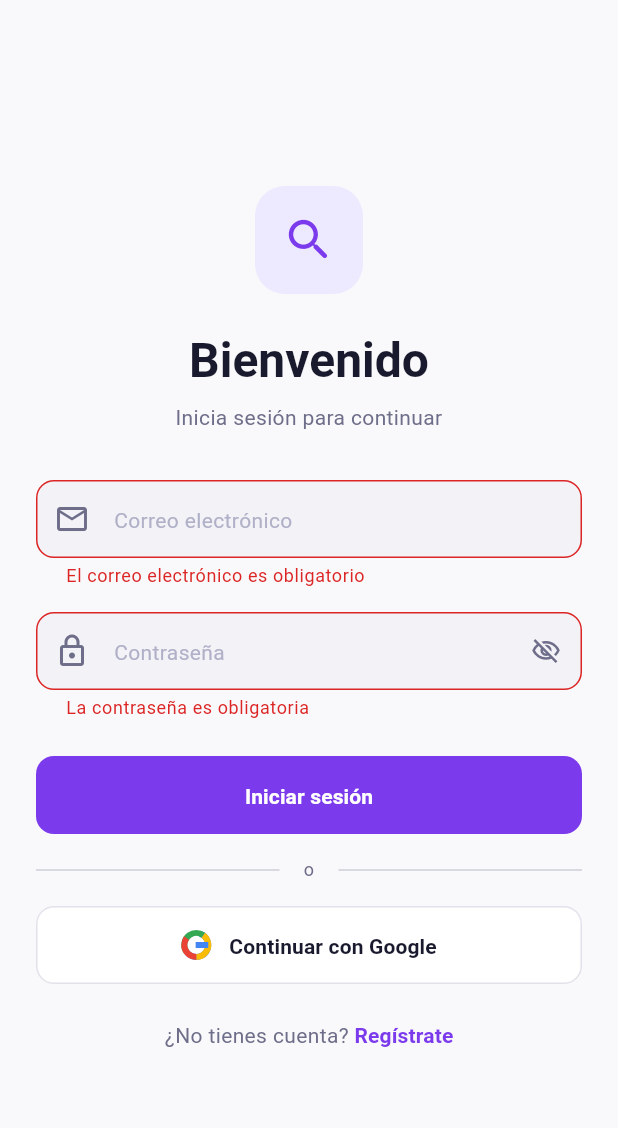
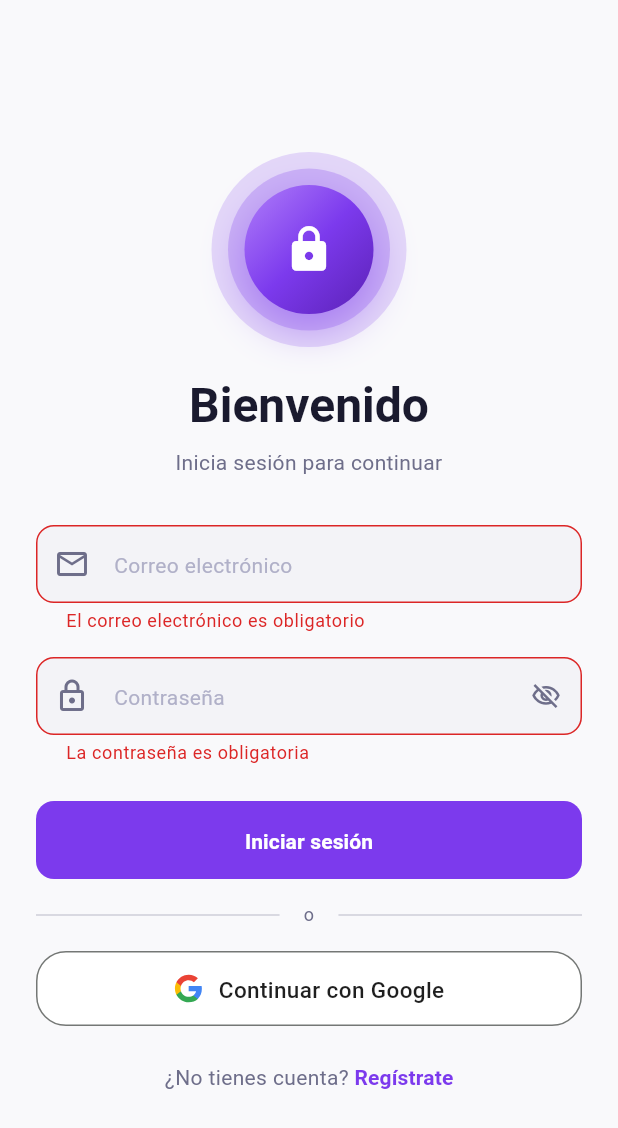
Before and after one commit to noahgrana09-source/clean-auth-kit, a Flutter app: the screen it shows after launch, after a tap on "Iniciar sesión", on a phone screen of 412 x 824 dp. Shown: the top 1128 px of the screen. Run offline on Flutter 3.47's test engine with Material 3 defaults, Android fonts, the phone set to English and light mode, and no system bars; our stand-ins replace dartz, firebase_auth, firebase_core, flutter_riverpod, flutter_svg, freezed_annotation and 1 more; accounts and stored records are empty.

Commit message:
Fix auth bugs, add animated lock illustration and official Google sign-in button
- Fixed main auth bugs blocking login and registration flows
- Added animated lock illustration (float + glow pulse) to auth screens via auth_illustration.dart
- Replaced custom Google button with official branding using flutter_svg and embedded Google G SVG
- Removed flutter_signin_button (incompatible with font_awesome_flutter v11)
- Strengthened password validation in register screen (uppercase, digit, special char)
- Minor refactors in usecase.dart and app_text_styles.dart

Co-Authored-By: Claude Sonnet 4.6 <noreply@anthropic.com>

````diff
--- a/lib/core/theme/app_text_styles.dart
+++ b/lib/core/theme/app_text_styles.dart
@@ -27,7 +27,7 @@ abstract final class AppTextStyles {
 
   // ── Headline ─────────────────────────────────────────────────────────────
 
-  /// Titular principal de pantallas de auth.
+  /// Titular principal.
   static const TextStyle headlineLarge = TextStyle(
     fontSize: 32,
     fontWeight: FontWeight.w700,
--- a/lib/core/usecases/usecase.dart
+++ b/lib/core/usecases/usecase.dart
@@ -22,12 +22,12 @@ import '../error/failures.dart';
 ///   }
 /// }
 /// ```
-abstract class UseCase<Type, Params> {
+abstract class UseCase<T, Params> {
   /// Ejecuta el caso de uso con los [params] dados.
   ///
   /// Retorna [Right] con el resultado si la operación fue exitosa,
   /// o [Left] con un [Failure] descriptivo si falló.
-  Future<Either<Failure, Type>> call(Params params);
+  Future<Either<Failure, T>> call(Params params);
 }
 
 /// Contrato base para casos de uso que retornan un [Stream].
@@ -41,9 +41,9 @@ abstract class UseCase<Type, Params> {
 ///   Stream<UserEntity?> call(NoParams params) => _repository.watchAuthState();
 /// }
 /// ```
-abstract class StreamUseCase<Type, Params> {
-  /// Retorna un [Stream] del tipo [Type] en función de [params].
-  Stream<Type> call(Params params);
+abstract class StreamUseCase<T, Params> {
+  /// Retorna un [Stream] del tipo [T] en función de [params].
+  Stream<T> call(Params params);
 }
 
 /// Parámetros vacíos para casos de uso que no requieren entrada.
--- a/lib/features/auth/presentation/screens/register_screen.dart
+++ b/lib/features/auth/presentation/screens/register_screen.dart
@@ -65,13 +65,23 @@ class _RegisterScreenState extends ConsumerState<RegisterScreen> {
     return null;
   }
 
-  /// Valida que la contraseña tenga al menos 6 caracteres.
+  /// Valida que la contraseña cumpla los requisitos de seguridad:
+  /// mínimo 8 caracteres, una mayúscula, un número y un carácter especial.
   String? _validatePassword(String? value) {
     if (value == null || value.isEmpty) {
       return 'La contraseña es obligatoria';
     }
-    if (value.length < 6) {
-      return 'La contraseña debe tener al menos 6 caracteres';
+    if (value.length < 8) {
+      return 'Mínimo 8 caracteres';
+    }
+    if (!RegExp(r'[A-Z]').hasMatch(value)) {
+      return 'Debe contener al menos una mayúscula';
+    }
+    if (!RegExp(r'[0-9]').hasMatch(value)) {
+      return 'Debe contener al menos un número';
+    }
+    if (!RegExp(r"[!@#$%^&*()\-_=+\[\]{};:,.<>?/\\|~]").hasMatch(value)) {
+      return 'Debe contener al menos un carácter especial';
     }
     return null;
   }
--- a/lib/features/auth/presentation/widgets/auth_header.dart
+++ b/lib/features/auth/presentation/widgets/auth_header.dart
@@ -1,43 +1,24 @@
 import 'package:flutter/material.dart';
 
-import '../../../../core/theme/app_colors.dart';
 import '../../../../core/theme/app_text_styles.dart';
+import 'auth_illustration.dart';
 
 /// Header reutilizable para las pantallas de autenticación.
 ///
-/// Muestra un ícono de la app con el color de marca, un título principal
-/// y un subtítulo descriptivo. Pensado para colocarse en la parte
-/// superior de [LoginScreen] y [RegisterScreen].
+/// Muestra la ilustración animada de auth, un título principal
+/// y un subtítulo descriptivo.
 class AuthHeader extends StatelessWidget {
-  /// Título principal (ej. "Bienvenido").
   final String title;
-
-  /// Subtítulo descriptivo (ej. "Inicia sesión para continuar").
   final String subtitle;
 
-  /// Crea un [AuthHeader] con título y subtítulo.
   const AuthHeader({super.key, required this.title, required this.subtitle});
 
   @override
   Widget build(BuildContext context) {
     return Column(
       children: [
-        // Ícono de la app
-        Container(
-          width: 72,
-          height: 72,
-          decoration: BoxDecoration(
-            color: AppColors.brandLight,
-            borderRadius: BorderRadius.circular(20),
-          ),
-          child: const Icon(
-            Icons.search_rounded,
-            size: 36,
-            color: AppColors.brand,
-          ),
-        ),
+        const AuthIllustration(),
         const SizedBox(height: 24),
-        // Título
         Text(
           title,
           style: AppTextStyles.headlineLarge.copyWith(
@@ -46,7 +27,6 @@ class AuthHeader extends StatelessWidget {
           textAlign: TextAlign.center,
         ),
         const SizedBox(height: 8),
-        // Subtítulo
         Text(
           subtitle,
           style: AppTextStyles.bodyMedium.copyWith(
--- /dev/null
+++ b/lib/features/auth/presentation/widgets/auth_illustration.dart
@@ -0,0 +1,125 @@
+import 'package:flutter/material.dart';
+
+import '../../../../core/theme/app_colors.dart';
+
+/// Ilustración animada para las pantallas de autenticación.
+///
+/// Muestra un candado sobre un gradiente circular con efecto de flotación
+/// y anillos pulsantes. Diseño minimalista acorde a la paleta brand.
+class AuthIllustration extends StatefulWidget {
+  const AuthIllustration({super.key});
+
+  @override
+  State<AuthIllustration> createState() => _AuthIllustrationState();
+}
+
+class _AuthIllustrationState extends State<AuthIllustration>
+    with TickerProviderStateMixin {
+  late final AnimationController _floatController;
+  late final AnimationController _glowController;
+  late final Animation<double> _floatAnim;
+  late final Animation<double> _glowAnim;
+
+  @override
+  void initState() {
+    super.initState();
+
+    _floatController = AnimationController(
+      vsync: this,
+      duration: const Duration(milliseconds: 2800),
+    )..repeat(reverse: true);
+
+    _glowController = AnimationController(
+      vsync: this,
+      duration: const Duration(milliseconds: 1800),
+    )..repeat(reverse: true);
+
+    _floatAnim = Tween<double>(begin: -7, end: 7).animate(
+      CurvedAnimation(parent: _floatController, curve: Curves.easeInOut),
+    );
+
+    _glowAnim = Tween<double>(begin: 0.0, end: 1.0).animate(
+      CurvedAnimation(parent: _glowController, curve: Curves.easeInOut),
+    );
+  }
+
+  @override
+  void dispose() {
+    _floatController.dispose();
+    _glowController.dispose();
+    super.dispose();
+  }
+
+  @override
+  Widget build(BuildContext context) {
+    final isDark = Theme.of(context).brightness == Brightness.dark;
+
+    return AnimatedBuilder(
+      animation: Listenable.merge([_floatAnim, _glowAnim]),
+      builder: (context, _) {
+        final glowOpacity = isDark
+            ? _glowAnim.value * 0.35
+            : _glowAnim.value * 0.18;
+
+        return Transform.translate(
+          offset: Offset(0, _floatAnim.value),
+          child: SizedBox(
+            width: 130,
+            height: 130,
+            child: Stack(
+              alignment: Alignment.center,
+              children: [
+                // Anillo exterior pulsante
+                Container(
+                  width: 130,
+                  height: 130,
+                  decoration: BoxDecoration(
+                    shape: BoxShape.circle,
+                    color: AppColors.brand.withValues(alpha: glowOpacity),
+                  ),
+                ),
+                // Anillo intermedio
+                Container(
+                  width: 108,
+                  height: 108,
+                  decoration: BoxDecoration(
+                    shape: BoxShape.circle,
+                    color: AppColors.brand.withValues(
+                      alpha: glowOpacity + 0.06,
+                    ),
+                  ),
+                ),
+                // Círculo principal con gradiente
+                Container(
+                  width: 86,
+                  height: 86,
+                  decoration: BoxDecoration(
+                    shape: BoxShape.circle,
+                    gradient: const LinearGradient(
+                      begin: Alignment.topLeft,
+                      end: Alignment.bottomRight,
+                      colors: [
+                        Color(0xFFB07EFA),
+                        AppColors.brand,
+                        AppColors.brandDark,
+                      ],
+                    ),
+                    boxShadow: [
+                      BoxShadow(
+                        color: AppColors.brand.withValues(alpha: 0.45),
+                        blurRadius: 24,
+                        offset: const Offset(0, 10),
+                      ),
+                    ],
+                  ),
+                ),
+                // Ícono de candado
+                const Icon(Icons.lock_rounded, size: 34, color: Colors.white),
+              ],
+            ),
+          ),
+        );
+      },
+    );
+  }
+}
--- a/lib/features/auth/presentation/widgets/google_sign_in_button.dart
+++ b/lib/features/auth/presentation/widgets/google_sign_in_button.dart
@@ -1,196 +1,75 @@
-import 'package:flutter/cupertino.dart';
 import 'package:flutter/material.dart';
+import 'package:flutter_svg/flutter_svg.dart';
 
-import '../../../../core/theme/app_text_styles.dart';
-import '../../../../core/utils/platform_utils.dart';
+// SVG oficial del logo Google G, embebido como string para evitar assets externos.
+const String _kGoogleLogoSvg = '''
+<svg xmlns="http://www.w3.org/2000/svg" viewBox="0 0 24 24">
+  <path d="M22.56 12.25c0-.78-.07-1.53-.2-2.25H12v4.26h5.92c-.26 1.37-1.04 2.53-2.21 3.31v2.77h3.57c2.08-1.92 3.28-4.74 3.28-8.09z" fill="#4285F4"/>
+  <path d="M12 23c2.97 0 5.46-.98 7.28-2.66l-3.57-2.77c-.98.66-2.23 1.06-3.71 1.06-2.86 0-5.29-1.93-6.16-4.53H2.18v2.84C3.99 20.53 7.7 23 12 23z" fill="#34A853"/>
+  <path d="M5.84 14.09c-.22-.66-.35-1.36-.35-2.09s.13-1.43.35-2.09V7.07H2.18C1.43 8.55 1 10.22 1 12s.43 3.45 1.18 4.93l2.85-2.22.81-.62z" fill="#FBBC05"/>
+  <path d="M12 5.38c1.62 0 3.06.56 4.21 1.64l3.15-3.15C17.45 2.09 14.97 1 12 1 7.7 1 3.99 3.47 2.18 7.07l3.66 2.84c.87-2.6 3.3-4.53 6.16-4.53z" fill="#EA4335"/>
+</svg>
+''';
 
-/// Botón adaptativo para iniciar sesión con Google.
+/// Botón de "Continuar con Google" con el logo oficial de Google.
 ///
-/// Muestra el logo de Google junto al texto "Continuar con Google".
-/// Renderiza como [CupertinoButton] en iOS y [OutlinedButton] en Material.
-/// Incluye soporte para estado de carga.
+/// Sigue las Google Sign-In branding guidelines: fondo blanco en tema claro,
+/// fondo oscuro en tema oscuro, logo G a la izquierda, texto centrado.
 class GoogleSignInButton extends StatelessWidget {
-  /// Callback al presionar el botón.
   final VoidCallback? onPressed;
-
-  /// Si `true`, muestra un indicador de carga.
   final bool isLoading;
 
-  /// Crea un [GoogleSignInButton] adaptativo.
   const GoogleSignInButton({super.key, this.onPressed, this.isLoading = false});
 
   @override
   Widget build(BuildContext context) {
-    if (PlatformUtils.isCupertino) {
-      return _buildCupertinoButton(context);
-    }
-    return _buildMaterialButton(context);
-  }
-
-  /// Construye el botón estilo Cupertino (iOS/macOS).
-  Widget _buildCupertinoButton(BuildContext context) {
     final colorScheme = Theme.of(context).colorScheme;
+    final isDark = Theme.of(context).brightness == Brightness.dark;
 
     return SizedBox(
       width: double.infinity,
-      height: 52,
-      child: CupertinoButton(
-        color: colorScheme.surface,
-        borderRadius: BorderRadius.circular(12),
-        onPressed: isLoading ? null : onPressed,
-        padding: const EdgeInsets.symmetric(vertical: 14),
-        child: isLoading
-            ? CupertinoActivityIndicator(color: colorScheme.onSurface)
-            : _buildContent(colorScheme),
-      ),
-    );
-  }
-
-  /// Construye el botón estilo Material (Android/Web).
-  Widget _buildMaterialButton(BuildContext context) {
-    final colorScheme = Theme.of(context).colorScheme;
-
-    return SizedBox(
-      width: double.infinity,
-      height: 52,
+      height: 50,
       child: OutlinedButton(
         onPressed: isLoading ? null : onPressed,
         style: OutlinedButton.styleFrom(
-          backgroundColor: colorScheme.surface,
-          side: BorderSide(color: colorScheme.outline),
+          backgroundColor: isDark ? const Color(0xFF131314) : Colors.white,
+          side: BorderSide(
+            color: isDark ? const Color(0xFF8E918F) : const Color(0xFF747775),
+            width: 1,
+          ),
           shape: RoundedRectangleBorder(
-            borderRadius: BorderRadius.circular(12),
+            borderRadius: BorderRadius.circular(20),
           ),
+          padding: const EdgeInsets.symmetric(horizontal: 12),
         ),
         child: isLoading
             ? SizedBox(
-                width: 22,
-                height: 22,
+                width: 20,
+                height: 20,
                 child: CircularProgressIndicator(
                   strokeWidth: 2.5,
                   color: colorScheme.onSurface,
                 ),
               )
-            : _buildContent(colorScheme),
+            : Row(
+                mainAxisAlignment: MainAxisAlignment.center,
+                children: [
+                  SvgPicture.string(_kGoogleLogoSvg, width: 20, height: 20),
+                  const SizedBox(width: 10),
+                  Text(
+                    'Continuar con Google',
+                    style: TextStyle(
+                      fontSize: 15,
+                      fontWeight: FontWeight.w500,
+                      letterSpacing: 0.25,
+                      color: isDark
+                          ? const Color(0xFFE3E3E3)
+                          : const Color(0xFF1F1F1F),
+                    ),
+                  ),
+                ],
+              ),
       ),
     );
   }
-
-  /// Contenido del botón: logo de Google + texto.
-  Widget _buildContent(ColorScheme colorScheme) {
-    return Row(
-      mainAxisAlignment: MainAxisAlignment.center,
-      children: [
-        const _GoogleLogo(size: 20),
-        const SizedBox(width: 12),
-        Text(
-          'Continuar con Google',
-          style: AppTextStyles.labelLarge.copyWith(
-            color: colorScheme.onSurface,
-          ),
-        ),
-      ],
-    );
-  }
 }
-
-/// Logo de Google renderizado con [CustomPainter].
-///
-/// Dibuja el logo oficial de Google con los 4 colores corporativos
-/// sin depender de assets externos.
-class _GoogleLogo extends StatelessWidget {
-  final double size;
-
-  const _GoogleLogo({required this.size});
-
-  @override
-  Widget build(BuildContext context) {
-    return CustomPaint(size: Size(size, size), painter: _GoogleLogoPainter());
-  }
-}
-
-/// Painter que dibuja el logo de Google con los colores corporativos.
-class _GoogleLogoPainter extends CustomPainter {
-  @override
-  void paint(Canvas canvas, Size size) {
-    final double s = size.width;
-    final center = Offset(s / 2, s / 2);
-    final radius = s / 2;
-    final strokeWidth = s * 0.2;
-
-    // Azul (derecha-arriba)
-    _drawArc(
-      canvas,
-      center,
-      radius,
-      strokeWidth,
-      -0.4,
-      1.2,
-      const Color(0xFF4285F4),
-    );
-    // Verde (derecha-abajo)
-    _drawArc(
-      canvas,
-      center,
-      radius,
-      strokeWidth,
-      0.8,
-      0.9,
-      const Color(0xFF34A853),
-    );
-    // Amarillo (izquierda-abajo)
-    _drawArc(
-      canvas,
-      center,
-      radius,
-      strokeWidth,
-      1.7,
-      0.8,
-      const Color(0xFFFBBC05),
-    );
-    // Rojo (izquierda-arriba)
-    _drawArc(
-      canvas,
-      center,
-      radius,
-      strokeWidth,
-      2.5,
-      0.7,
-      const Color(0xFFEA4335),
-    );
-
-    // Barra horizontal azul
-    final barPaint = Paint()..color = const Color(0xFF4285F4);
-    canvas.drawRect(
-      Rect.fromLTWH(s * 0.48, s * 0.4, s * 0.42, strokeWidth),
-      barPaint,
-    );
-  }
-
-  void _drawArc(
-    Canvas canvas,
-    Offset center,
-    double radius,
-    double strokeWidth,
-    double startAngle,
-    double sweepAngle,
-    Color color,
-  ) {
-    final paint = Paint()
-      ..color = color
-      ..style = PaintingStyle.stroke
-      ..strokeWidth = strokeWidth
-      ..strokeCap = StrokeCap.butt;
-
-    canvas.drawArc(
-      Rect.fromCircle(center: center, radius: radius - strokeWidth / 2),
-      startAngle * 3.14159,
-      sweepAngle * 3.14159,
-      false,
-      paint,
-    );
-  }
-
-  @override
-  bool shouldRepaint(covariant CustomPainter oldDelegate) => false;
-}
--- a/pubspec.yaml
+++ b/pubspec.yaml
@@ -16,6 +16,9 @@ dependencies:
 
   # Google Sign-In (v7.2.0 - nuevo modelo reactivo con GoogleSignIn.instance)
   google_sign_in: 7.2.0
+
+  # SVG rendering (usado para el logo oficial de Google en el botón)
+  flutter_svg: ^2.0.10+1
 
   # State management
   flutter_riverpod: ^3.3.1
````
Also changed, not shown: pubspec.lock.
